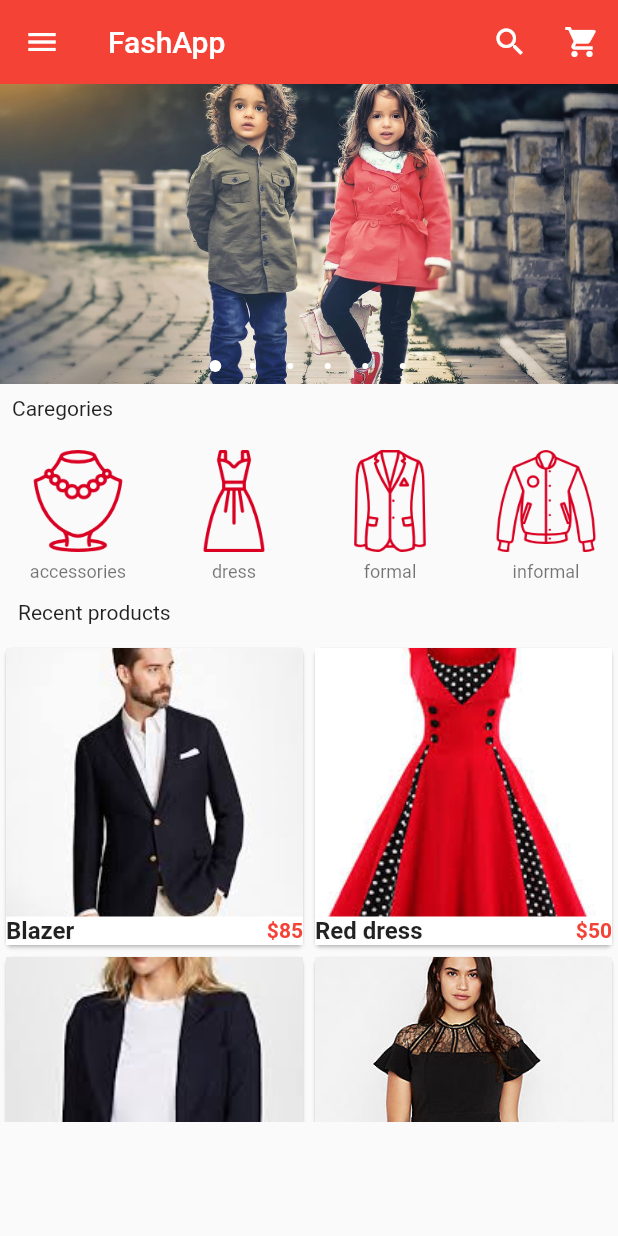
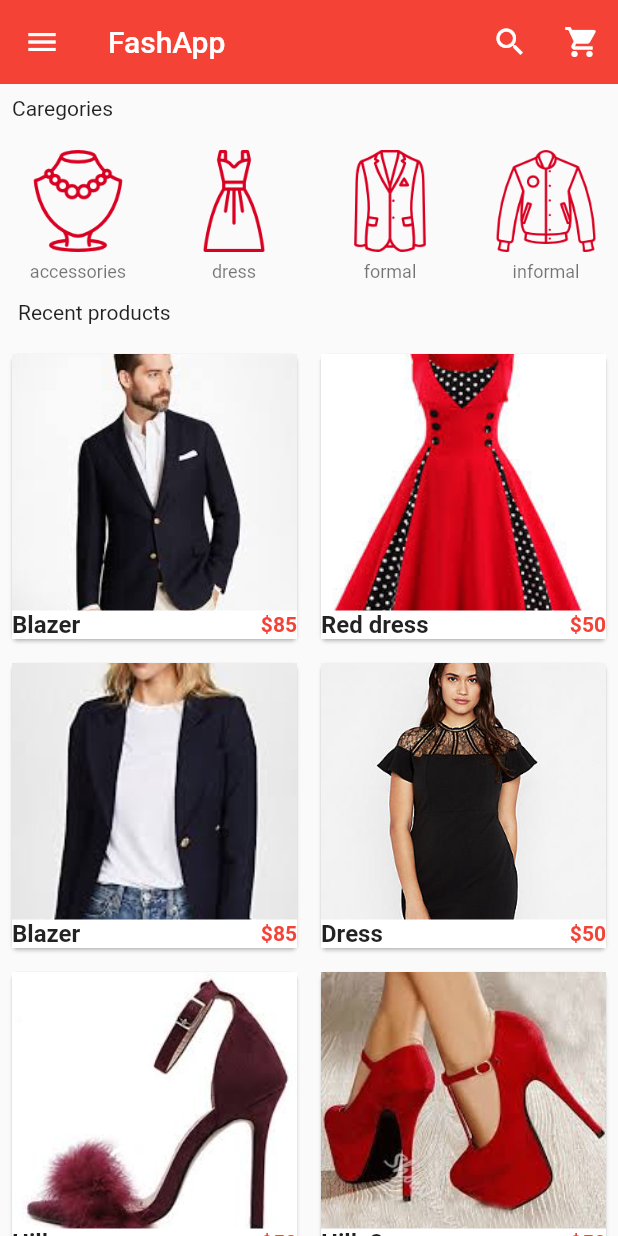
Before and after one commit to Hodosov/e-commerce, a Flutter app: the screen it shows after launch, on a phone screen of 412 x 824 dp. Run offline on Flutter 3.47's test engine with Material 2 defaults, Android fonts, the phone set to English and light mode, and no system bars; drawn by our look-alikes of carousel_pro.

```diff
--- a/lib/components/products.dart
+++ b/lib/components/products.dart
@@ -73,11 +73,14 @@ class _ProductsState extends State<Products> {
         gridDelegate:
             const SliverGridDelegateWithFixedCrossAxisCount(crossAxisCount: 2),
         itemBuilder: (BuildContext context, int index) {
-          return Single_prod(
-            prod_name: product_list[index]['name'],
-            prod_pictire: product_list[index]['picture'],
-            prod_old_price: product_list[index]['old_price'],
-            prod_price: product_list[index]['price'],
+          return Padding(
+            padding: const EdgeInsets.all(4),
+            child: Single_prod(
+              prod_name: product_list[index]['name'],
+              prod_pictire: product_list[index]['picture'],
+              prod_old_price: product_list[index]['old_price'],
+              prod_price: product_list[index]['price'],
+            ),
           );
         });
   }
@@ -124,7 +127,9 @@ class Single_prod extends StatelessWidget {
                                 )),
                                 Text(
                                   '\$$prod_price',
-                                  style: const TextStyle(color: Colors.red, fontWeight: FontWeight.bold),
+                                  style: const TextStyle(
+                                      color: Colors.red,
+                                      fontWeight: FontWeight.bold),
                                 )
                               ],
                             )),
--- a/lib/main.dart
+++ b/lib/main.dart
@@ -144,20 +144,24 @@ class _HomePageState extends State<HomePage> {
           ],
         ),
       ),
-      body: ListView(
+      body: Column(
         children: <Widget>[
-          image_carousel,
-          const Padding(
-            padding: EdgeInsets.all(8.0),
-            child: Text('Caregories'),
+          // image_carousel,
+          Padding(
+              padding: const EdgeInsets.all(8.0),
+              child: Container(
+                alignment: Alignment.centerLeft,
+                child: const Text('Caregories'),
+              )),
+          HorisontalList(),
+          Padding(
+            child: Container(
+              child: const Text('Recent products'),
+              alignment: Alignment.centerLeft,
+            ),
+            padding: const EdgeInsets.all(12.0),
           ),
-          HorisontalList(),
-          const Padding(
-            padding: EdgeInsets.all(12.0),
-            child: Text('Recent products'),
-          ),
-          Container(
-            height: 320,
+          Flexible(
             child: Products(),
           )
         ],
```
Also changed, not shown: 3 other files.
